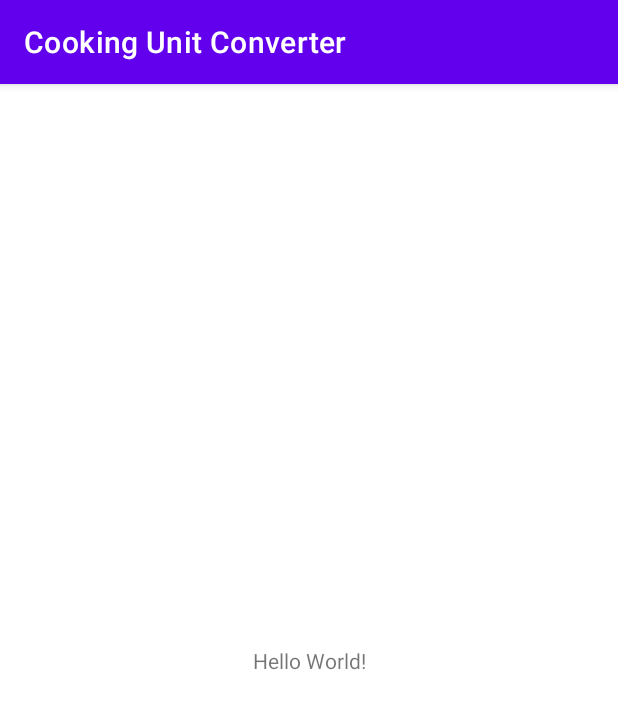
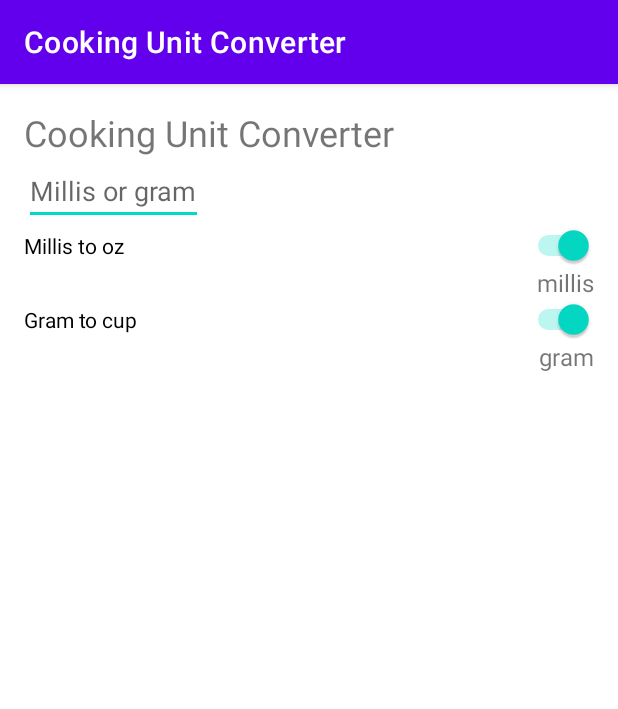
Before and after one commit to Oneul1213/ADG_CookingUnitConverter, an Android app: the screen it shows after launch (MainActivity), on a phone screen of 412 x 824 dp. Shown: the top 709 px of the screen. Run offline under Robolectric (Android 15) with nearby library versions, the phone set to English and light mode, and no system bars.

Commit message:
XML 생성

```diff
--- a/app/src/main/res/layout/activity_main.xml
+++ b/app/src/main/res/layout/activity_main.xml
@@ -1,18 +1,65 @@
 <?xml version="1.0" encoding="utf-8"?>
-<androidx.constraintlayout.widget.ConstraintLayout xmlns:android="http://schemas.android.com/apk/res/android"
+<androidx.constraintlayout.widget.ConstraintLayout
+    xmlns:android="http://schemas.android.com/apk/res/android"
     xmlns:app="http://schemas.android.com/apk/res-auto"
     xmlns:tools="http://schemas.android.com/tools"
     android:layout_width="match_parent"
     android:layout_height="match_parent"
+    android:padding="16dp"
     tools:context=".MainActivity">
+
+    <TextView
+        android:id="@+id/title"
+        android:layout_width="wrap_content"
+        android:layout_height="wrap_content"
+        android:text="@string/cooking_unit_converter"
+        android:textSize="24sp"
+        app:layout_constraintStart_toStartOf="parent"
+        app:layout_constraintTop_toTopOf="parent" />
+
+    <EditText
+        android:id="@+id/millis_or_gram"
+        android:layout_width="wrap_content"
+        android:layout_height="wrap_content"
+        android:hint="@string/millis_or_gram"
+        app:layout_constraintTop_toBottomOf="@id/title"
+        app:layout_constraintStart_toStartOf="parent" />
+
+    <Switch
+        android:id="@+id/millis_to_oz_switch"
+        android:layout_width="0dp"
+        android:layout_height="16dp"
+        android:text="@string/millis_to_oz"
+        android:checked="true"
+        app:layout_constraintTop_toBottomOf="@id/millis_or_gram"
+        app:layout_constraintStart_toStartOf="parent"
+        app:layout_constraintEnd_toEndOf="parent" />
+
+    <TextView
+        android:id="@+id/millis_textview"
+        android:layout_width="wrap_content"
+        android:layout_height="wrap_content"
+        android:text="@string/millis"
+        android:textSize="16sp"
+        app:layout_constraintTop_toBottomOf="@id/millis_to_oz_switch"
+        app:layout_constraintEnd_toEndOf="parent" />
+
+    <Switch
+        android:id="@+id/grams_to_cup"
+        android:layout_width="0dp"
+        android:layout_height="16dp"
+        android:text="@string/gram_to_cup"
+        android:checked="true"
+        app:layout_constraintTop_toBottomOf="@id/millis_textview"
+        app:layout_constraintStart_toStartOf="parent"
+        app:layout_constraintEnd_toEndOf="parent" />
 
     <TextView
         android:layout_width="wrap_content"
         android:layout_height="wrap_content"
-        android:text="Hello World!"
-        app:layout_constraintBottom_toBottomOf="parent"
-        app:layout_constraintEnd_toEndOf="parent"
-        app:layout_constraintStart_toStartOf="parent"
-        app:layout_constraintTop_toTopOf="parent" />
+        android:text="@string/gram"
+        android:textSize="16sp"
+        app:layout_constraintTop_toBottomOf="@id/grams_to_cup"
+        app:layout_constraintEnd_toEndOf="parent" />
 
 </androidx.constraintlayout.widget.ConstraintLayout>
--- a/app/src/main/res/values/strings.xml
+++ b/app/src/main/res/values/strings.xml
@@ -1,3 +1,9 @@
 <resources>
     <string name="app_name">Cooking Unit Converter</string>
+    <string name="cooking_unit_converter">Cooking Unit Converter</string>
+    <string name="millis_or_gram">Millis or gram</string>
+    <string name="millis_to_oz">Millis to oz</string>
+    <string name="millis">millis</string>
+    <string name="gram_to_cup">Gram to cup</string>
+    <string name="gram">gram</string>
 </resources>
```
